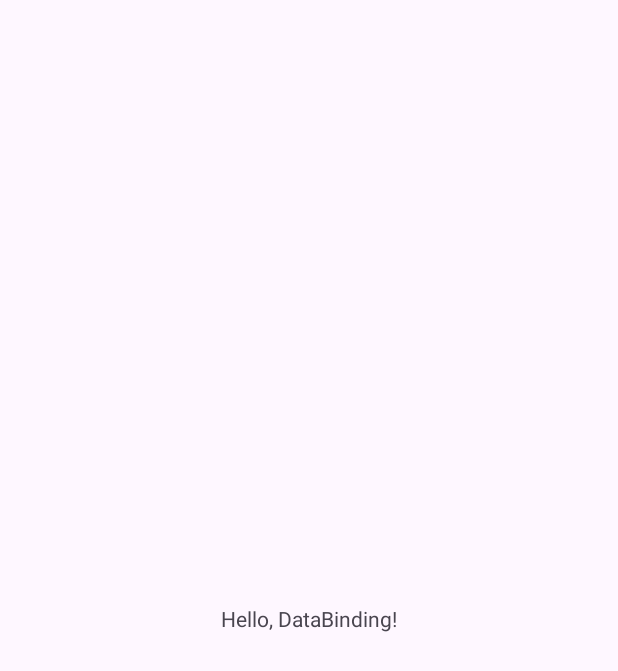
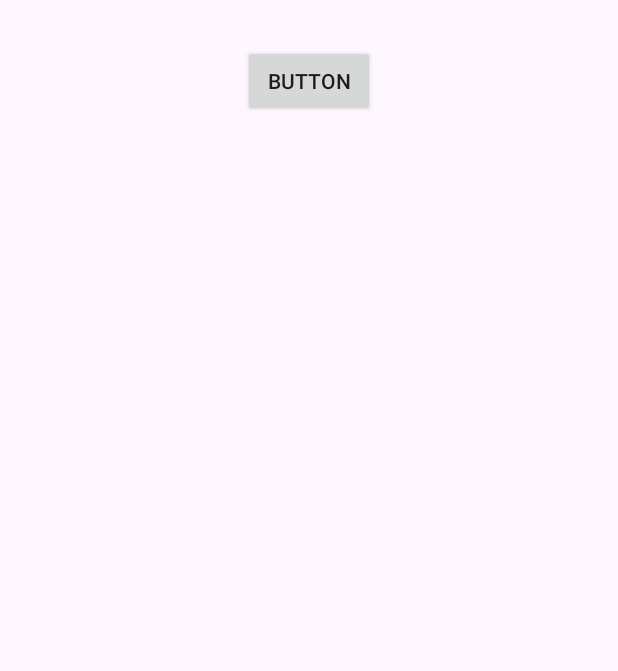
Before and after one commit to tvroom88/AIO_Android_Kotlin, an Android app: the screen it shows after launch (DataBindingActivity before the commit, MainActivity after it), on a phone screen of 412 x 824 dp. Before the commit the part shown is almost empty. Shown: the top 671 px of the screen. Run offline under Robolectric (Android 15) with nearby library versions, the phone set to English and light mode, and no system bars.

Commit message:
1. BaseActivity에 Activity 간의 이동을 위한 공용 function 추가

```diff
--- a/app/src/main/java/com/aio/kotlin/MainActivity.kt
+++ b/app/src/main/java/com/aio/kotlin/MainActivity.kt
@@ -3,6 +3,7 @@
 import android.os.Bundle
 import com.aio.kotlin.base.ViewBindingBaseActivity
 import com.aio.kotlin.databinding.ActivityMainBinding
+import com.aio.kotlin.jetpack.binding.databinding.DataBindingActivity
 
 class MainActivity : ViewBindingBaseActivity<ActivityMainBinding>() {
 
@@ -13,5 +14,7 @@
 
     override fun onCreate(savedInstanceState: Bundle?) {
         super.onCreate(savedInstanceState)
+
+        moveActivityWithOnClick(mBinding.button, DataBindingActivity())
     }
 }
--- a/app/src/main/java/com/aio/kotlin/base/BaseActivity.kt
+++ b/app/src/main/java/com/aio/kotlin/base/BaseActivity.kt
@@ -1,6 +1,9 @@
 package com.aio.kotlin.base
 
+import android.app.Activity
+import android.content.Intent
 import android.os.Bundle
+import android.view.View
 import androidx.appcompat.app.AppCompatActivity
 import androidx.viewbinding.ViewBinding
 
@@ -10,5 +13,16 @@
         super.onCreate(savedInstanceState)
     }
 
-
+    /**
+     * View 클릭시 Activity를 이동시키는 기능이다.
+     *
+     * @param view  onClick할 View의 대상
+     * @param activity 이동할 activity
+     */
+    fun moveActivityWithOnClick(view: View, activity: Activity) {
+        view.setOnClickListener {
+            val intent = Intent(this, activity::class.java)
+            startActivity(intent)
+        }
+    }
 }
--- a/app/src/main/res/layout/activity_main.xml
+++ b/app/src/main/res/layout/activity_main.xml
@@ -6,11 +6,12 @@
     android:layout_height="match_parent"
     tools:context=".MainActivity">
 
-    <TextView
+    <Button
+        android:id="@+id/button"
         android:layout_width="wrap_content"
         android:layout_height="wrap_content"
-        android:text="Hello World!"
-        app:layout_constraintBottom_toBottomOf="parent"
+        android:layout_marginTop="30dp"
+        android:text="Button"
         app:layout_constraintEnd_toEndOf="parent"
         app:layout_constraintStart_toStartOf="parent"
         app:layout_constraintTop_toTopOf="parent" />
```
Also changed, not shown: app/src/main/AndroidManifest.xml (+5 -5 lines).
